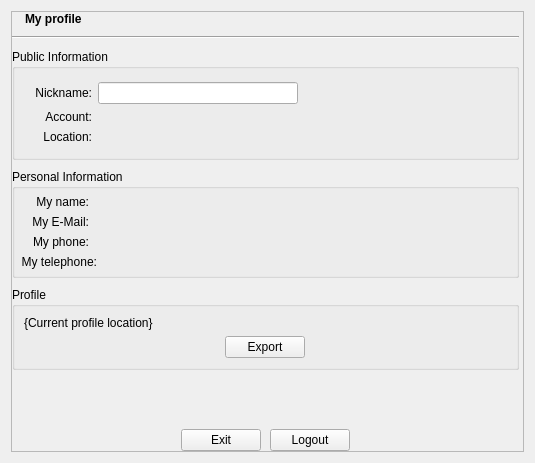
Above: src/modules/im/src/widget/form/profileform.ui from okstar-org/ok-msg-desktop before the change. Below: the same form after it.
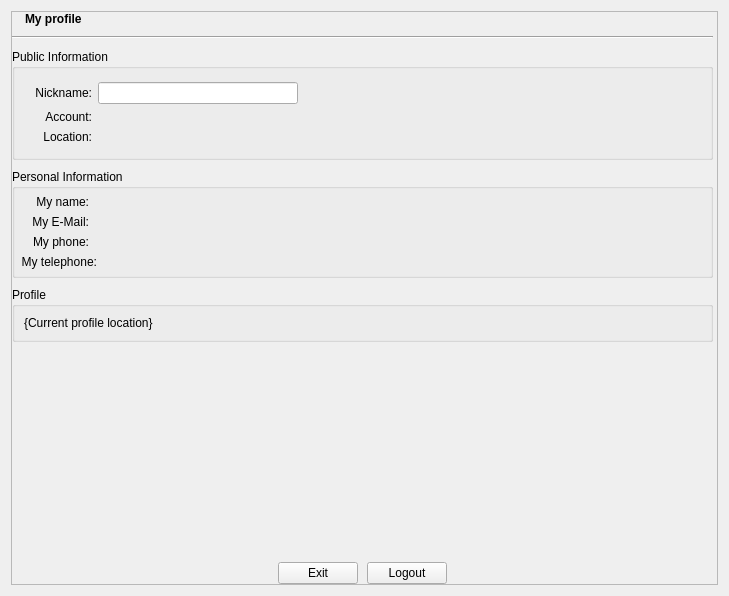
That is the form after the change. Icons and pictures are not drawn.

The edit to the form file:
```diff
--- a/src/modules/im/src/widget/form/profileform.ui
+++ b/src/modules/im/src/widget/form/profileform.ui
@@ -18,8 +18,8 @@
    <rect>
     <x>0</x>
     <y>0</y>
-    <width>535</width>
-    <height>463</height>
+       <width>729</width>
+       <height>596</height>
    </rect>
   </property>
   <property name="windowTitle">
@@ -41,9 +41,9 @@
       <property name="geometry">
        <rect>
         <x>0</x>
-        <y>0</y>
-        <width>521</width>
-        <height>449</height>
+           <y>-5</y>
+           <width>692</width>
+           <height>585</height>
        </rect>
       </property>
       <layout class="QVBoxLayout" name="verticalLayout_4" stretch="0,0,0,0,1,0,0">
@@ -105,6 +105,7 @@
            </property>
            <property name="font">
             <font>
+                <weight>75</weight>
              <bold>true</bold>
             </font>
            </property>
@@ -399,30 +400,6 @@
             </property>
            </widget>
           </item>
-          <item>
-           <layout class="QHBoxLayout" name="profilesButtonsLayout">
-            <item>
-             <widget class="QPushButton" name="exportButton">
-              <property name="maximumSize">
-               <size>
-                <width>80</width>
-                <height>16777215</height>
-               </size>
-              </property>
-              <property name="toolTip">
-               <string comment="tooltip for profile exporting button">Allows you to export your Tox profile to a file.
-Profile does not contain your history.</string>
-              </property>
-              <property name="accessibleDescription">
-               <string>Export profile</string>
-              </property>
-              <property name="text">
-               <string comment="export profile button">Export</string>
-              </property>
-             </widget>
-            </item>
-           </layout>
-          </item>
          </layout>
         </widget>
        </item>
```
Left out of the diff: 1 changed line with no effect on the pictures.
